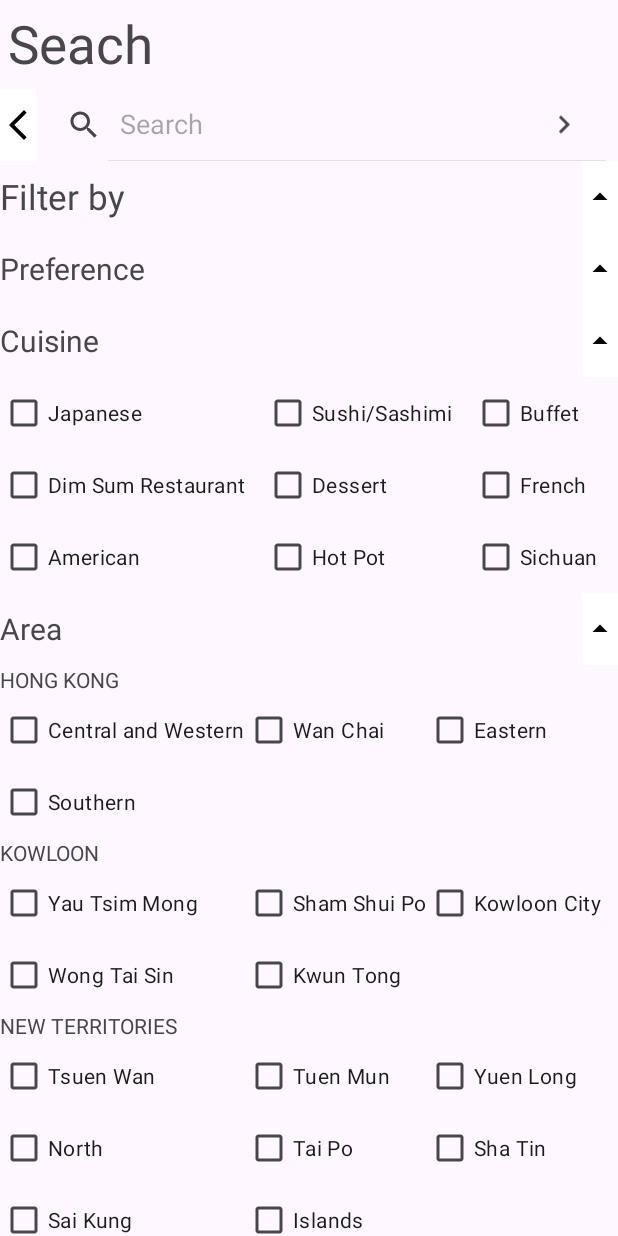
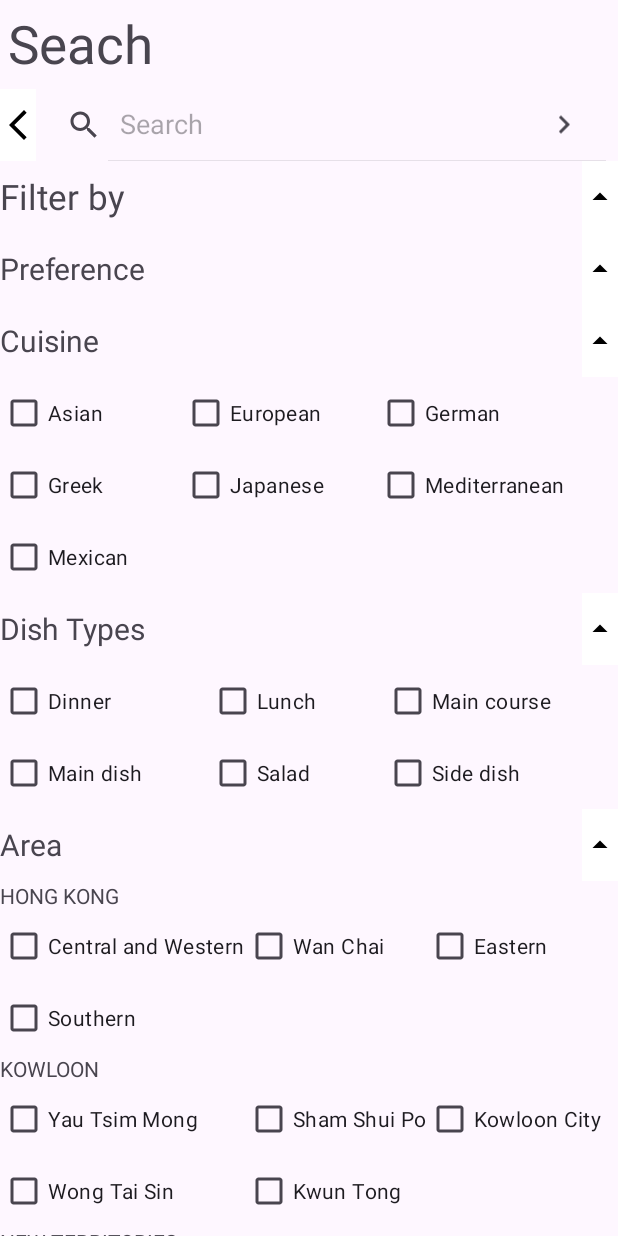
Before and after one commit to blackChan1234/FYP2, an Android app: the screen it shows after launch (filter), on a phone screen of 412 x 824 dp. Run offline under Robolectric (Android 15) with nearby library versions, the phone set to English and light mode, and no system bars; libraries missing offline, so code that uses them is left out: org.apache.hc; pictures from the network do not load.

Commit message:
update filter
new post request for filter

```diff
--- a/app/src/main/java/com/example/fyp/PostRequestFoodByDatailTag.java
+++ b/app/src/main/java/com/example/fyp/PostRequestFoodByDatailTag.java
@@ -12,8 +12,10 @@ import java.net.URL;
 import java.nio.charset.StandardCharsets;
 
 public class PostRequestFoodByDatailTag extends AsyncTask<String, Void, String> {
-
-
+    String postData="";
+    public PostRequestFoodByDatailTag( String postData){
+        this.postData =postData;
+    }
     @Override
     protected String doInBackground(String... params) {
         try {
--- a/app/src/main/java/com/example/fyp/filter.java
+++ b/app/src/main/java/com/example/fyp/filter.java
@@ -1,18 +1,25 @@
 package com.example.fyp;
 
+import android.annotation.SuppressLint;
 import android.content.Intent;
 import android.os.Bundle;
 import android.util.Log;
 import android.view.View;
+import android.widget.CheckBox;
 import android.widget.ImageButton;
 import android.widget.LinearLayout;
 
 import androidx.appcompat.app.AppCompatActivity;
 import androidx.appcompat.widget.SearchView;
+
+import java.io.UnsupportedEncodingException;
+import java.net.URLEncoder;
+import java.util.ArrayList;
 public class filter extends AppCompatActivity {
     private LinearLayout dropdownLayout;
     private ImageButton filter_hide,area_hide,preference_hide,cuisine_hide;
     private SearchView searchView;
+
 
     @Override
     protected void onCreate(Bundle savedInstanceState) {
@@ -24,7 +31,11 @@ public class filter extends AppCompatActivity {
         searchView.setOnQueryTextListener(new SearchView.OnQueryTextListener() {
             @Override
             public boolean onQueryTextSubmit(String query) {
-                Search(query);
+                try {
+                    Search(query);
+                } catch (UnsupportedEncodingException e) {
+                    throw new RuntimeException(e);
+                }
                 return false;
             }
             @Override
@@ -78,11 +89,19 @@ public class filter extends AppCompatActivity {
     }
 
 
-    public void Search(String query){
+    @SuppressLint("SuspiciousIndentation")
+    public void Search(String query) throws UnsupportedEncodingException {
 
         String apiURL = "http://10.0.2.2/phpcode/fypTest/api_getFoodByDatailTag.php";
-        new PostRequestFoodByDatailTag().execute(apiURL);
-//        editText.setText("1");
+
+        ArrayList<CheckBox> Cusines = null;
+        String postData="";
+        for (int i = 0; i < Cusines.size(); i++) {
+            CheckBox Cusine =Cusines.get(i);
+            if( Cusine.isChecked())
+            postData += "cusine=" + URLEncoder.encode((String) Cusine.getText(), "UTF-8");
+        }
+        new PostRequestFoodByDatailTag(postData).execute(apiURL);
         Log.d("Search",query);
     }
     public void hideFilter(ImageButton btn, LinearLayout dropdownLayout) {
--- a/app/src/main/res/layout/findrestaurants.xml
+++ b/app/src/main/res/layout/findrestaurants.xml
@@ -138,27 +138,122 @@
 
                     <TableRow>
 
+                        <CheckBox android:layout_width="match_parent"
+                            android:layout_height="wrap_content"
+                            android:text="Asian"
+                            android:layout_column="1"
+                            android:layout_weight="1"/>
+                        <CheckBox android:layout_width="match_parent"
+                            android:layout_height="wrap_content"
+                            android:text="European"
+                            android:layout_column="2"
+                            android:layout_weight="1"/>
+                        <CheckBox android:layout_width="match_parent"
+                            android:layout_height="wrap_content"
+                            android:text="German"
+                            android:layout_column="3"
+                            android:layout_weight="1"/>
+                    </TableRow>
+
+                    <TableRow>
+
                         <CheckBox
-                            android:id="@+id/japanese"
-                            android:layout_width="wrap_content"
+                            android:id="@+id/Greek"
+                            android:layout_width="match_parent"
                             android:layout_height="wrap_content"
-                            android:text="@string/japanese"
+                            android:text="Greek"
+                            android:layout_column="1"
+                            android:layout_weight="1"/>
+                        <CheckBox
+                            android:id="@+id/Japanese"
+                            android:layout_width="match_parent"
+                            android:layout_height="wrap_content"
+                            android:text="Japanese"
+                            android:layout_column="1"
+                            android:layout_weight="1"/>
+                        <CheckBox
+                            android:id="@+id/Mediterranean"
+                            android:layout_width="match_parent"
+                            android:layout_height="wrap_content"
+                            android:text="Mediterranean"
                             android:layout_column="1"
                             android:layout_weight="1"/>
 
-                        <CheckBox
-                            android:id="@+id/sushi"
-                            android:layout_width="wrap_content"
-                            android:layout_height="wrap_content"
-                            android:text="@string/sushi_sashimi"
-                            android:layout_column="2"
-                            android:layout_weight="1"/>
+
+
+                    </TableRow>
+
+                    <TableRow>
 
                         <CheckBox
-                            android:id="@+id/buffet"
-                            android:layout_width="wrap_content"
+                            android:id="@+id/Mexican"
+                            android:layout_width="match_parent"
                             android:layout_height="wrap_content"
-                            android:text="@string/buffet"
+                            android:text="Mexican"
+                            android:layout_column="1"
+
+                            />
+
+                    </TableRow>
+
+                </TableLayout>
+
+            </LinearLayout>
+
+            <RelativeLayout
+                android:layout_width="match_parent"
+                android:layout_height="wrap_content">
+
+                <TextView
+                    android:layout_width="wrap_content"
+                    android:layout_height="48dp"
+                    android:gravity="center_vertical|left"
+                    android:text="@string/Dish_Types"
+                    android:textSize="20sp"
+                    tools:ignore="RtlHardcoded" />
+
+                <ImageButton
+                    android:id="@+id/Dish_Types_hide"
+                    android:layout_width="24dp"
+                    android:layout_height="48dp"
+                    android:layout_alignParentEnd="true"
+                    android:background="@color/white"
+                    android:contentDescription="@string/Hide"
+                    android:src="@drawable/baseline_arrow_drop_up_24"
+                    tools:ignore="TouchTargetSizeCheck" />
+
+            </RelativeLayout>
+
+            <LinearLayout
+
+                android:id="@+id/Dish_Types"
+                android:layout_width="match_parent"
+                android:layout_height="wrap_content">
+
+                <TableLayout
+                    android:layout_width="match_parent"
+                    android:layout_height="wrap_content">
+
+                    <TableRow>
+                        <CheckBox
+                            android:id="@+id/Dinner"
+                            android:layout_width="match_parent"
+                            android:layout_height="wrap_content"
+                            android:text="Dinner"
+                            android:layout_column="1"
+                            android:layout_weight="1"/>
+                        <CheckBox
+                            android:id="@+id/Lunch"
+                            android:layout_width="match_parent"
+                            android:layout_height="wrap_content"
+                            android:text="Lunch"
+                            android:layout_column="1"
+                            android:layout_weight="1"/>
+                        <CheckBox
+                            android:id="@+id/Main_course"
+                            android:layout_width="match_parent"
+                            android:layout_height="wrap_content"
+                            android:text="Main course"
                             android:layout_column="3"
                             android:layout_weight="1"/>
 
@@ -166,56 +261,20 @@
 
                     <TableRow>
 
-                        <CheckBox
-                            android:id="@+id/dim_sum_restaurant"
-                            android:layout_width="wrap_content"
+                        <CheckBox android:layout_width="match_parent"
                             android:layout_height="wrap_content"
-                            android:text="@string/dim_sum_restaurant"
+                            android:text="Main dish"
                             android:layout_column="1"
                             android:layout_weight="1"/>
-
-                        <CheckBox
-                            android:id="@+id/dessert"
-                            android:layout_width="wrap_content"
+                        <CheckBox android:layout_width="match_parent"
                             android:layout_height="wrap_content"
-                            android:text="@string/dessert"
-                            android:layout_column="2"
-                            android:layout_weight="1"/>
-
-                        <CheckBox
-                            android:id="@+id/french"
-                            android:layout_width="wrap_content"
-                            android:layout_height="wrap_content"
-                            android:text="@string/french"
-                            android:layout_column="3"
-                            android:layout_weight="1"/>
-
-                    </TableRow>
-
-                    <TableRow>
-
-                        <CheckBox
-                            android:id="@+id/american"
-                            android:layout_width="wrap_content"
-                            android:layout_height="wrap_content"
-                            android:text="@string/american"
+                            android:text="Salad"
                             android:layout_column="1"
                             android:layout_weight="1"/>
-
-                        <CheckBox
-                            android:id="@+id/hot_pot"
-                            android:layout_width="wrap_content"
+                        <CheckBox android:layout_width="match_parent"
                             android:layout_height="wrap_content"
-                            android:text="@string/hot_pot"
-                            android:layout_column="2"
-                            android:layout_weight="1"/>
-
-                        <CheckBox
-                            android:id="@+id/sichuan"
-                            android:layout_width="wrap_content"
-                            android:layout_height="wrap_content"
-                            android:text="@string/sichuan"
-                            android:layout_column="3"
+                            android:text="Side dish"
+                            android:layout_column="1"
                             android:layout_weight="1"/>
 
                     </TableRow>
--- a/app/src/main/res/values/strings.xml
+++ b/app/src/main/res/values/strings.xml
@@ -141,4 +141,5 @@
     <string name="French">French</string>
     <string name="cusineType">What type of cuisine do you prefer?</string>
     <string name="ProfileActivity">ProfileActivity</string>
+    <string name="Dish_Types">Dish Types</string>
 </resources>
```
